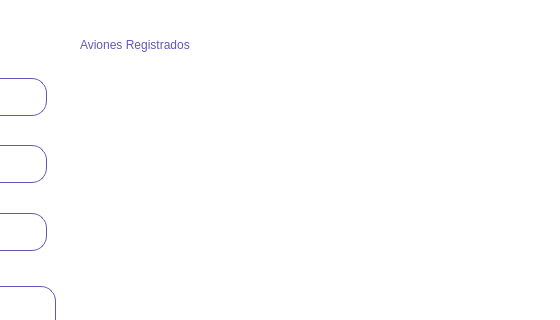
difer19/Gestor-de-Hangares, file GUI/Resources/UI/AvionRegister.ui: the form before one commit; both pictures show x 549 to 1109 and y 0 to 320 of the 1234 by 701 pixel window.
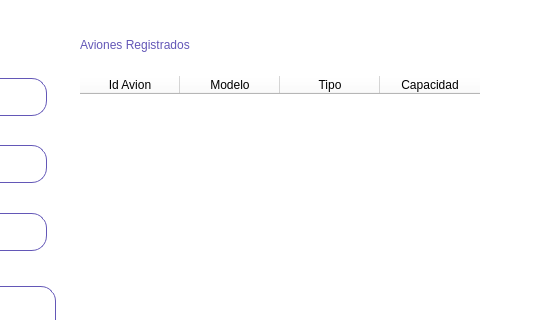
The form after the commit.

What changed in the file:
```diff
--- a/GUI/Resources/UI/AvionRegister.ui
+++ b/GUI/Resources/UI/AvionRegister.ui
@@ -77,6 +77,12 @@
     font: 14pt &quot;Bahnschrift&quot;;
     border: 1px solid #6357B7;
     padding: 13px;
+}
+
+QTableWidget
+{
+	color: #6357B7;
+    font: 12pt &quot;Bahnschrift&quot;;
 }</string>
   </property>
   <layout class="QHBoxLayout" name="horizontalLayout">
@@ -306,6 +312,35 @@
           <height>68</height>
          </size>
         </property>
+        <property name="alternatingRowColors">
+         <bool>true</bool>
+        </property>
+        <property name="selectionMode">
+         <enum>QAbstractItemView::SingleSelection</enum>
+        </property>
+        <property name="selectionBehavior">
+         <enum>QAbstractItemView::SelectRows</enum>
+        </property>
+        <column>
+         <property name="text">
+          <string>Id Avion</string>
+         </property>
+        </column>
+        <column>
+         <property name="text">
+          <string>Modelo</string>
+         </property>
+        </column>
+        <column>
+         <property name="text">
+          <string>Tipo</string>
+         </property>
+        </column>
+        <column>
+         <property name="text">
+          <string>Capacidad</string>
+         </property>
+        </column>
        </widget>
       </item>
       <item>
```
